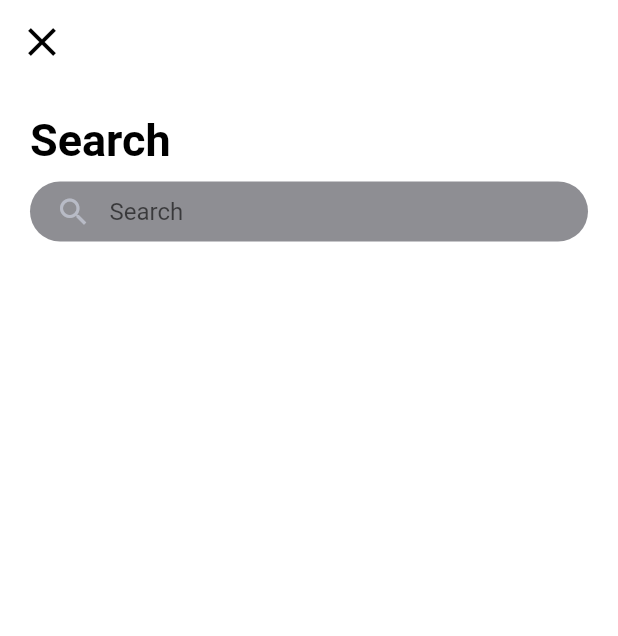
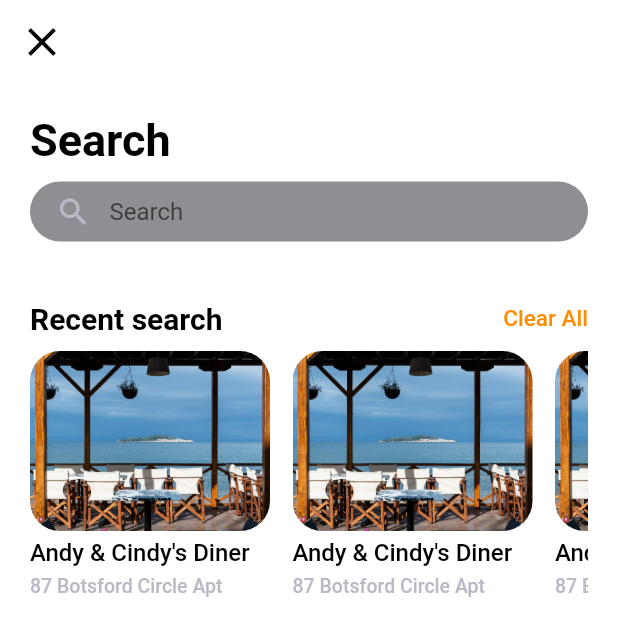
Before and after one commit to guischpor/app_delivery, a Flutter app: the SearchPage screen opened by its route, on a phone screen of 412 x 824 dp. Shown: the top 636 px of the screen. Run offline on Flutter 3.47's test engine with Material 2 defaults, Android fonts, the phone set to English and light mode, and no system bars; our stand-ins replace flutter_swiper.

Commit message:
refactory em release search page e widgets

```diff
--- /dev/null
+++ b/frontend/lib/src/features/presentation/commons_widgets/header_double.dart
@@ -0,0 +1,31 @@
+//flutter
+import 'package:flutter/material.dart';
+
+//Commons_widgets
+import 'headerText.dart';
+
+//colors and styles
+import 'package:app_delivery/src/colors/colors.dart';
+
+Widget headerDoubleText({
+  String textHeader,
+  String textAction,
+  Function func,
+}) {
+  return Container(
+    child: Row(
+      children: [
+        headerText(text: textHeader, fontSize: 20),
+        Spacer(),
+        InkWell(
+          onTap: func,
+          child: headerText(
+              text: textAction,
+              color: orange,
+              fontSize: 15,
+              fontWeight: FontWeight.w500),
+        )
+      ],
+    ),
+  );
+}
--- a/frontend/lib/src/features/presentation/search_page/View/searchView.dart
+++ b/frontend/lib/src/features/presentation/search_page/View/searchView.dart
@@ -1,10 +1,14 @@
 //flutter
 
 import 'package:flutter/material.dart';
+import 'package:flutter_swiper/flutter_swiper.dart';
 
 //commons widgets
 //import 'package:app_delivery/src/features/presentation/commons_widgets/headers.dart';
 import 'package:app_delivery/src/features/presentation/commons_widgets/title_page.dart';
+import 'package:app_delivery/src/features/presentation/commons_widgets/header_double.dart';
+import 'package:app_delivery/src/features/presentation/commons_widgets/card_vertical.dart';
+//import 'package:app_delivery/src/features/presentation/commons_widgets/headerText.dart';
 
 //styles
 import 'package:app_delivery/src/colors/colors.dart';
@@ -45,6 +49,13 @@ class SearchPage extends StatelessWidget {
                         ),
                       ),
                       _searchInput(context),
+                      SizedBox(height: 40),
+                      headerDoubleText(
+                        textHeader: 'Recent search',
+                        textAction: 'Clear All',
+                        func: () => {},
+                      ),
+                      _sliderRecentSearch(),
                     ],
                   ),
                 ),
@@ -81,3 +92,30 @@ Widget _searchInput(BuildContext context) {
     ),
   );
 }
+
+//slider de Busca Recentes
+Widget _sliderRecentSearch() {
+  return Container(
+    margin: EdgeInsets.only(top: 10),
+    height: 190,
+    child: Swiper(
+      itemCount: 4,
+      layout: SwiperLayout.DEFAULT,
+      itemBuilder: (BuildContext context, int index) {
+        return ListView.builder(
+          scrollDirection: Axis.horizontal,
+          itemBuilder: (BuildContext context, int index) {
+            return cardVertical(
+              context: context,
+              width: 160,
+              height: 120,
+              title: "Andy & Cindy's Diner",
+              subTitle: "87 Botsford Circle Apt",
+              image: AssetImage('assets/images/imagem_card_search.jpg'),
+            );
+          },
+        );
+      },
+    ),
+  );
+}
```
Also changed, not shown: frontend/lib/src/features/presentation/commons_widgets/card_vertical.dart (added, +55 -0 lines), frontend/lib/src/features/presentation/commons_widgets/headerText.dart (added, +17 -0 lines), frontend/assets/images/imagem_card_search.jpg (added).
